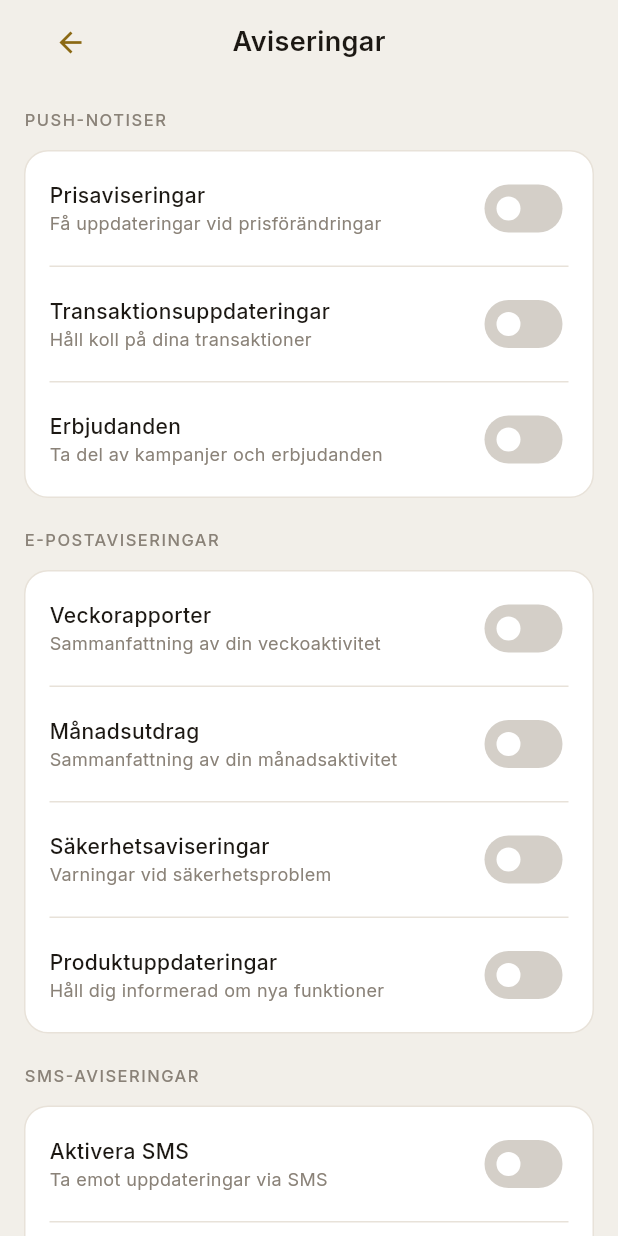
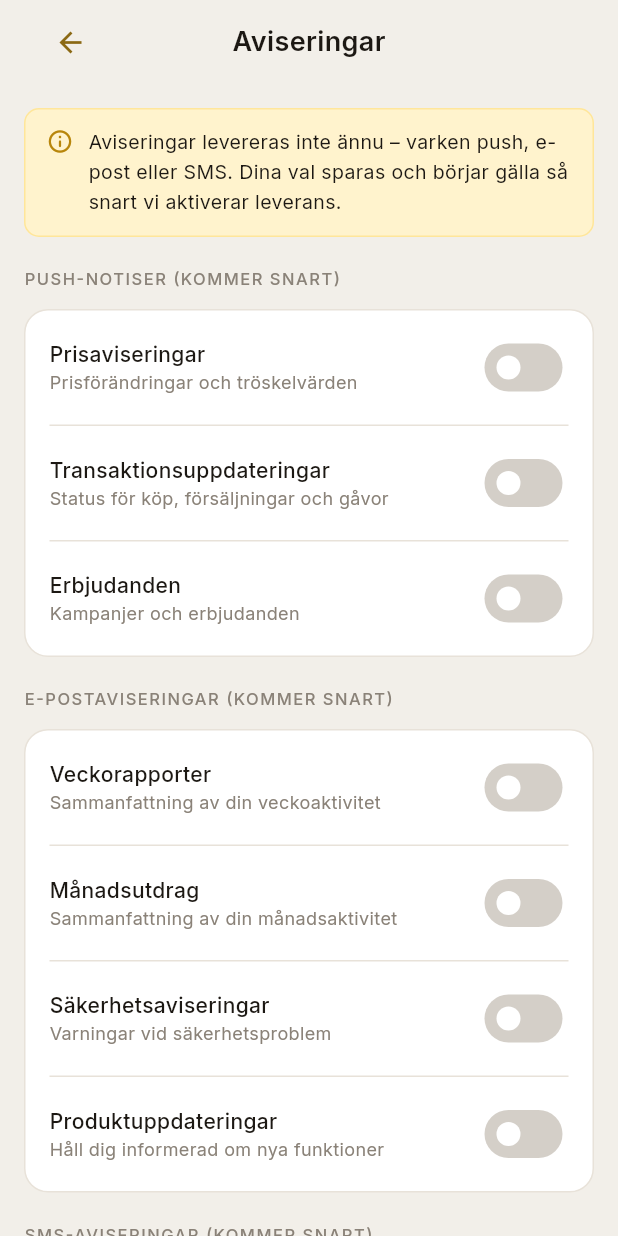
Before and after one commit to ebooood94-ship-it/guldly, a Flutter app: the NotificationsScreen screen opened by its route, on a phone screen of 412 x 824 dp. Run offline on Flutter 3.47's test engine with Material 3 defaults, Android fonts, the phone set to English and light mode, and no system bars; our stand-ins replace flutter_riverpod, go_router, google_fonts, shared_preferences, supabase_flutter, web; missing offline and left inert: flutter_stripe; accounts and stored records are empty.

Commit message:
refactor(notifications): honest copy for undelivered notification channels
The notification toggles persisted preferences but nothing delivered them —
no push (FCM/APNs), email, or SMS integration exists, and NotificationService
is dead code. Rather than imply working delivery, the screen now shows a
warning banner ("Aviseringar levereras inte ännu …") and suffixes all three
section headers with "(KOMMER SNART)". Toggles still persist to
notification_preferences unchanged. Full FCM design captured separately in
docs/push-notifications-plan.md.

Co-Authored-By: Claude Opus 4.8 <noreply@anthropic.com>

```diff
--- a/lib/presentation/screens/more/notifications_screen.dart
+++ b/lib/presentation/screens/more/notifications_screen.dart
@@ -5,6 +5,7 @@ import '../../../core/constants/app_constants.dart';
 import '../../../core/models/models.dart';
 import '../../../core/providers/providers.dart';
 import '../../widgets/common/back_header.dart';
+import '../../widgets/common/info_banner.dart';
 import '../../widgets/common/section_label.dart';
 
 class NotificationsScreen extends ConsumerWidget {
@@ -61,29 +62,39 @@ class _NotifBody extends ConsumerWidget {
     return Column(
       crossAxisAlignment: CrossAxisAlignment.start,
       children: [
-        const SectionLabel('PUSH-NOTISER'),
+        // Honest state: none of these channels deliver yet — there is no
+        // push (FCM/APNs), email, or SMS integration. The toggles only
+        // persist a preference to notification_preferences, which will be
+        // honoured once delivery is built. See NotificationService.
+        const InfoBanner(
+          'Aviseringar levereras inte ännu – varken push, e-post eller SMS. '
+          'Dina val sparas och börjar gälla så snart vi aktiverar leverans.',
+          variant: BannerVariant.warning,
+        ),
+        const SizedBox(height: AppConstants.sectionGap),
+        const SectionLabel('PUSH-NOTISER (KOMMER SNART)'),
         _NotifCard(items: [
           _NotifItem(
             'Prisaviseringar',
-            'Få uppdateringar vid prisförändringar',
+            'Prisförändringar och tröskelvärden',
             prefs.pushPriceAlerts,
             (v) => update(prefs.copyWith(pushPriceAlerts: v)),
           ),
           _NotifItem(
             'Transaktionsuppdateringar',
-            'Håll koll på dina transaktioner',
+            'Status för köp, försäljningar och gåvor',
             prefs.pushTransactionUpdates,
             (v) => update(prefs.copyWith(pushTransactionUpdates: v)),
           ),
           _NotifItem(
             'Erbjudanden',
-            'Ta del av kampanjer och erbjudanden',
+            'Kampanjer och erbjudanden',
             prefs.pushPromotions,
             (v) => update(prefs.copyWith(pushPromotions: v)),
           ),
         ]),
         const SizedBox(height: AppConstants.sectionGap),
-        const SectionLabel('E-POSTAVISERINGAR'),
+        const SectionLabel('E-POSTAVISERINGAR (KOMMER SNART)'),
         _NotifCard(items: [
           _NotifItem(
             'Veckorapporter',
@@ -111,7 +122,7 @@ class _NotifBody extends ConsumerWidget {
           ),
         ]),
         const SizedBox(height: AppConstants.sectionGap),
-        const SectionLabel('SMS-AVISERINGAR'),
+        const SectionLabel('SMS-AVISERINGAR (KOMMER SNART)'),
         _NotifCard(items: [
           _NotifItem(
             'Aktivera SMS',
```
